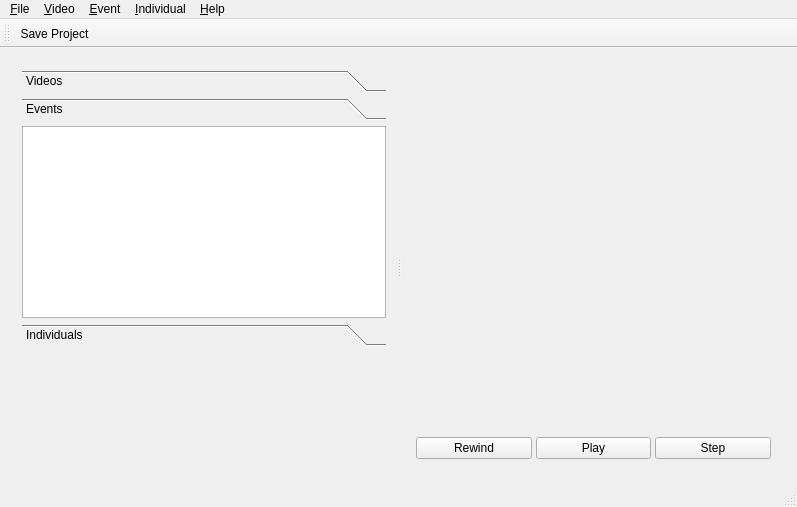
First picture: the form in application/gui/mainwindow.ui, repository BioFoV/BioFoV, before the edit.
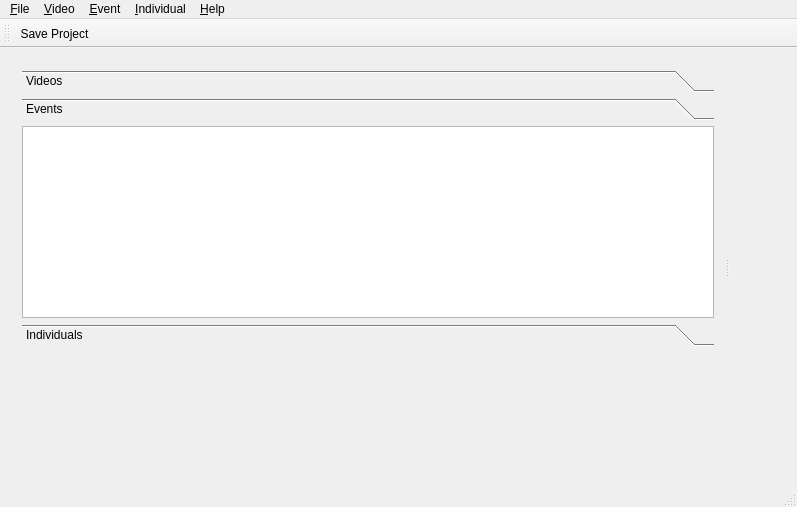
Second picture: the form after the edit. The open tabs and pages were chosen to show the change. Custom widgets are drawn as their Qt base class.

Commit message: move player buttons to player class

The edit to the form file:
```diff
--- a/application/gui/mainwindow.ui
+++ b/application/gui/mainwindow.ui
@@ -69,7 +69,7 @@
             <rect>
              <x>0</x>
              <y>0</y>
-             <width>513</width>
+             <width>386</width>
              <height>192</height>
             </rect>
            </property>
@@ -172,54 +172,6 @@
           </property>
          </widget>
         </item>
-        <item>
-         <widget class="QWidget" name="widget" native="true">
-          <property name="sizePolicy">
-           <sizepolicy hsizetype="Preferred" vsizetype="Preferred">
-            <horstretch>0</horstretch>
-            <verstretch>0</verstretch>
-           </sizepolicy>
-          </property>
-          <layout class="QHBoxLayout" name="horizontalLayout_3">
-           <property name="spacing">
-            <number>4</number>
-           </property>
-           <property name="leftMargin">
-            <number>4</number>
-           </property>
-           <property name="topMargin">
-            <number>4</number>
-           </property>
-           <property name="rightMargin">
-            <number>4</number>
-           </property>
-           <property name="bottomMargin">
-            <number>4</number>
-           </property>
-           <item>
-            <widget class="QPushButton" name="rewindButton">
-             <property name="text">
-              <string>Rewind</string>
-             </property>
-            </widget>
-           </item>
-           <item>
-            <widget class="QPushButton" name="playButton">
-             <property name="text">
-              <string>Play</string>
-             </property>
-            </widget>
-           </item>
-           <item>
-            <widget class="QPushButton" name="stepButton">
-             <property name="text">
-              <string>Step</string>
-             </property>
-            </widget>
-           </item>
-          </layout>
-         </widget>
-        </item>
        </layout>
       </widget>
      </widget>
```
Left out of the diff: 7 changed lines with no effect on the pictures. The commit also changes 5 other files.
